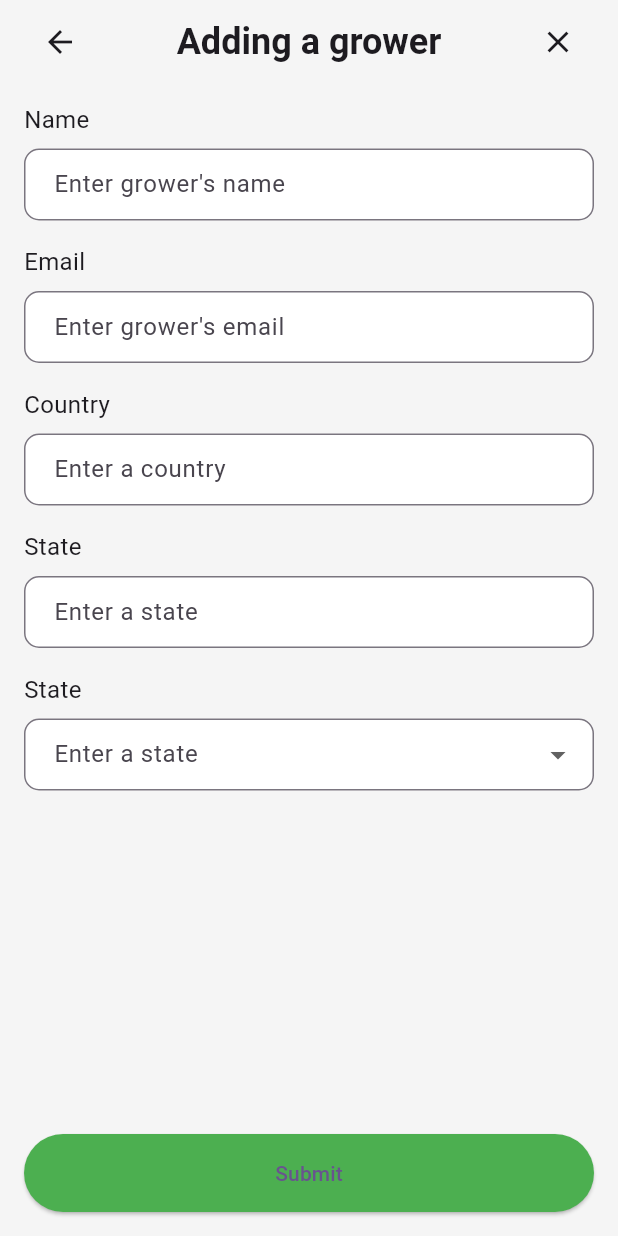
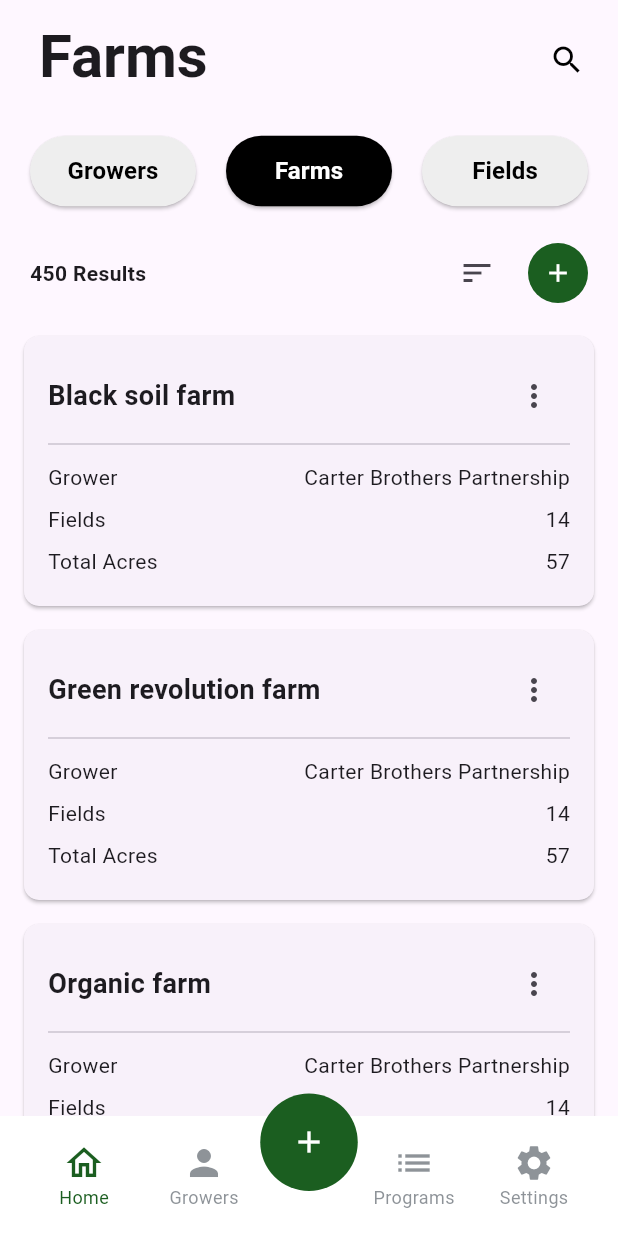
Before and after one commit to rajeev210403/tryapp, a Flutter app: the screen it shows after launch, on a phone screen of 412 x 824 dp. Run offline on Flutter 3.47's test engine with Material 3 defaults, Android fonts, the phone set to English and light mode, and no system bars.

Commit message:
farms feild ui

```diff
--- /dev/null
+++ b/lib/farms_screen.dart
@@ -0,0 +1,245 @@
+import 'package:flutter/material.dart';
+import 'bottom_navigation_bar.dart';
+
+class FarmsScreen extends StatelessWidget {
+  @override
+  Widget build(BuildContext context) {
+    return Scaffold(
+      bottomNavigationBar: BottomNavigationBarWidget(),
+      floatingActionButtonLocation: FloatingActionButtonLocation.centerDocked,
+      floatingActionButton: Container(
+        margin: EdgeInsets.only(top: 35.0),
+        width: 65.0,
+        height: 65.0,
+        decoration: BoxDecoration(
+          shape: BoxShape.circle,
+          color: Colors.green[900],
+        ),
+        child: Icon(Icons.add, color: Colors.white),
+      ),
+      body: _buildBody(context),
+    );
+  }
+
+  Widget _buildBody(BuildContext context) {
+    return CustomScrollView(
+      slivers: [
+        _buildSliverAppBar(),
+        _buildCategoryButtons(context),
+        _buildResultsSummary(),
+        _buildFarmList(),
+      ],
+    );
+  }
+
+  Widget _buildSliverAppBar() {
+    return SliverAppBar(
+      automaticallyImplyLeading: false,
+      title: Padding(
+        padding: const EdgeInsets.only(left: 10.0, top: 20.0),
+        child: Text(
+          'Farms',
+          style: TextStyle(
+            fontSize: 40,
+            fontWeight: FontWeight.bold,
+          ),
+        ),
+      ),
+      actions: [
+        Padding(
+          padding: const EdgeInsets.only(right: 10.0, top: 20.0),
+          child: IconButton(
+            icon: Icon(Icons.search),
+            onPressed: () {
+              // Add search functionality here
+            },
+          ),
+        ),
+      ],
+      iconTheme: IconThemeData(color: Colors.black),
+      expandedHeight: 80.0,
+      floating: true,
+      pinned: false,
+      flexibleSpace: FlexibleSpaceBar(),
+    );
+  }
+
+  Widget _buildCategoryButtons(BuildContext context) {
+    return SliverToBoxAdapter(
+      child: Padding(
+        padding: EdgeInsets.symmetric(vertical: 10.0),
+        child: Container(
+          margin: EdgeInsets.symmetric(horizontal: 10.0),
+          child: Row(
+            mainAxisAlignment: MainAxisAlignment.spaceEvenly,
+            children: [
+              Expanded(child: _buildCategoryButton(context, 'Growers', false)),
+              Expanded(child: _buildCategoryButton(context, 'Farms', true)),
+              Expanded(child: _buildCategoryButton(context, 'Fields', false)),
+            ],
+          ),
+        ),
+      ),
+    );
+  }
+
+  Widget _buildCategoryButton(BuildContext context, String label, bool selected) {
+    return Padding(
+      padding: const EdgeInsets.symmetric(horizontal: 10.0),
+      child: ElevatedButton(
+        onPressed: () {
+          // Add category selection functionality here
+        },
+        style: ElevatedButton.styleFrom(
+          backgroundColor: selected ? Colors.black : Colors.grey[200],
+          foregroundColor: selected ? Colors.white : Colors.black,
+          shape: RoundedRectangleBorder(
+            borderRadius: BorderRadius.circular(25.0),
+          ),
+          padding: EdgeInsets.symmetric(horizontal: 20.0, vertical: 12.0),
+        ),
+        child: Text(
+          label,
+          style: TextStyle(
+            fontSize: 16.0,
+            fontWeight: FontWeight.bold,
+          ),
+        ),
+      ),
+    );
+  }
+
+  Widget _buildResultsSummary() {
+    return SliverToBoxAdapter(
+      child: Padding(
+        padding: const EdgeInsets.symmetric(horizontal: 20.0, vertical: 10.0),
+        child: Row(
+          mainAxisAlignment: MainAxisAlignment.spaceBetween,
+          children: [
+            Text(
+              '450 Results',
+              style: TextStyle(
+                fontWeight: FontWeight.bold,
+              ),
+            ),
+            Row(
+              children: [
+                IconButton(
+                  icon: Icon(Icons.sort),
+                  onPressed: () {
+                    // Add sorting functionality here
+                  },
+                ),
+                SizedBox(width: 10.0),
+                Container(
+                  width: 40.0,
+                  height: 40.0,
+                  child: FloatingActionButton(
+                    onPressed: () {
+                      // Add functionality for the add button here
+                    },
+                    backgroundColor: Colors.green[900],
+                    shape: CircleBorder(),
+                    elevation: 0,
+                    child: Icon(Icons.add, color: Colors.white, size: 20.0),
+                  ),
+                ),
+              ],
+            ),
+          ],
+        ),
+      ),
+    );
+  }
+
+  Widget _buildFarmList() {
+    List<String> farms = [
+      'Black soil farm',
+      'Green revolution farm',
+      'Organic farm',
+      'Sunny farm',
+      'Misty farm',
+      'Golden farm',
+      'Harmony farm',
+      'Blue sky farm',
+      'Rainy day farm',
+      'Fertile farm'
+    ];
+
+    return SliverList(
+      delegate: SliverChildBuilderDelegate(
+            (BuildContext context, int index) {
+          return _buildFarmItem(context, farms[index % farms.length]);
+        },
+        childCount: 10,
+      ),
+    );
+  }
+
+  Widget _buildFarmItem(BuildContext context, String farmName) {
+    return Card(
+      margin: EdgeInsets.symmetric(vertical: 8.0, horizontal: 16.0),
+      shape: RoundedRectangleBorder(
+        borderRadius: BorderRadius.circular(10.0),
+      ),
+      child: Padding(
+        padding: const EdgeInsets.all(16.0),
+        child: Column(
+          crossAxisAlignment: CrossAxisAlignment.start,
+          children: [
+            Row(
+              children: [
+                Expanded(
+                  child: Text(
+                    farmName,
+                    style: TextStyle(
+                      fontSize: 18.0,
+                      fontWeight: FontWeight.bold,
+                    ),
+                  ),
+                ),
+                IconButton(
+                  icon: Icon(Icons.more_vert),
+                  onPressed: () {
+                    // Handle the options here
+                  },
+                ),
+              ],
+            ),
+            Divider(),
+            Padding(
+              padding: const EdgeInsets.symmetric(vertical: 4.0),
+              child: Row(
+                mainAxisAlignment: MainAxisAlignment.spaceBetween,
+                children: [
+                  Text('Grower'),
+                  Text('Carter Brothers Partnership'),
+                ],
+              ),
+            ),
+            Padding(
+              padding: const EdgeInsets.symmetric(vertical: 4.0),
+              child: Row(
+                mainAxisAlignment: MainAxisAlignment.spaceBetween,
+                children: [
+                  Text('Fields'),
+                  Text('14'),
+                ],
+              ),
+            ),
+            Padding(
+              padding: const EdgeInsets.symmetric(vertical: 4.0),
+              child: Row(
+                mainAxisAlignment: MainAxisAlignment.spaceBetween,
+                children: [
+                  Text('Total Acres'),
+                  Text('57'),
+                ],
+              ),
+            ),
+          ],
+        ),
+      ),
+    );
+  }
+}
--- a/lib/main.dart
+++ b/lib/main.dart
@@ -1,9 +1,8 @@
 import 'package:flutter/material.dart';
-import 'package:tryapp/growers_screen.dart';
-import 'package:tryapp/input.dart';
 import 'package:tryapp/login.dart';
 import 'splash_screen.dart'; // Import the splash screen
 import 'home_screen.dart';
+import 'farms_screen.dart';
 
 
 void main() {
@@ -22,7 +21,7 @@
         colorScheme: ColorScheme.fromSeed(seedColor: Colors.deepPurple),
         useMaterial3: true,
       ),
-      home: InputPage(),
+      home: FarmsScreen(),
       // Set the splash screen as the home screen
     );
   }
--- a/pubspec.yaml
+++ b/pubspec.yaml
@@ -24,3 +24,4 @@ flutter:
     - assets/images/splash_image.jpg
     - assets/jsonfiles/bottom_bar.json
     - assets/jsonfiles/adding_a_grower.json
+    - assets/jsonfiles/adding_a_grower.json
```
